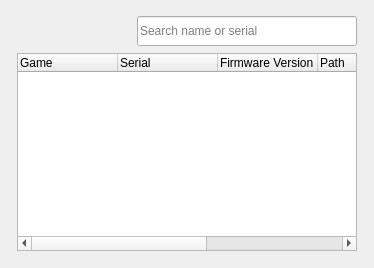
First picture: the form in src/launcher/forms/configuration_list_widget.ui, repository ChronoRPG/KytyPS5AstroAMD, before the edit.
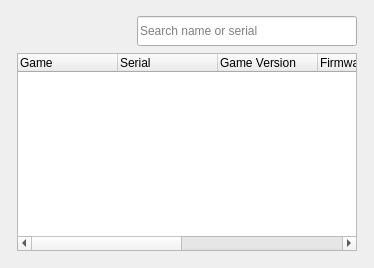
Second picture: the form after the edit. Custom widgets are drawn as their Qt base class.

Commit message:
launcher: add local game patches (#111)
launcher: add game patches

What changed in the file:
```diff
--- a/src/launcher/forms/configuration_list_widget.ui
+++ b/src/launcher/forms/configuration_list_widget.ui
@@ -183,6 +183,11 @@
            <string>Serial</string>
           </property>
          </column>
+         <column>
+          <property name="text">
+           <string>Game Version</string>
+          </property>
+         </column>
          <column>
           <property name="text">
            <string>Firmware Version</string>
```
The commit also changes 13 other files.
